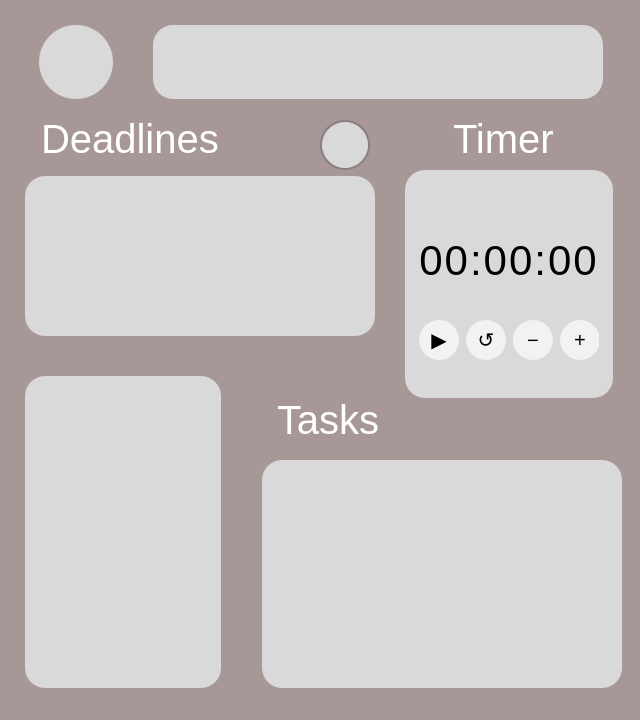
Above: grape/src/dashboard/dashboard.ui from rotat1ck/grape before the change. Below: the same form after it.
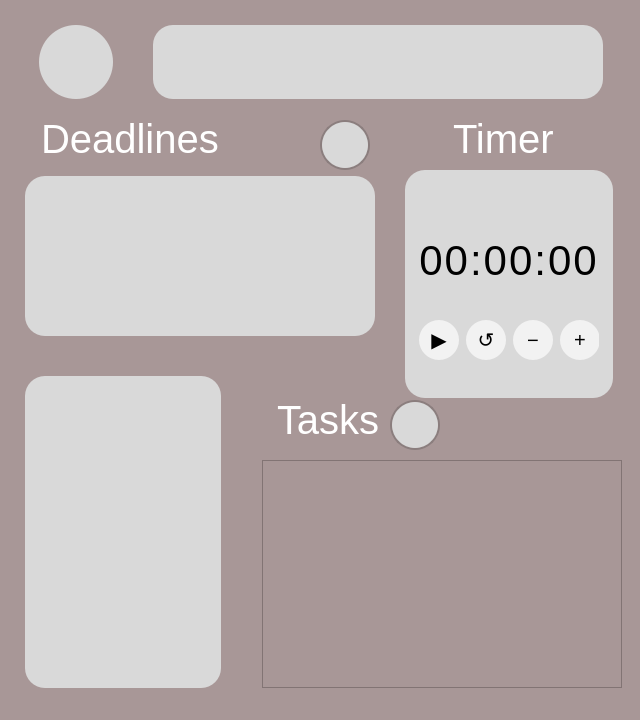
That is the form after the change. Icons and pictures are not drawn.

The edit to the form file:
```diff
--- a/grape/src/dashboard/dashboard.ui
+++ b/grape/src/dashboard/dashboard.ui
@@ -163,23 +163,6 @@
 </string>
       </property>
      </widget>
-     <widget class="QTextBrowser" name="NotesBox_2">
-      <property name="geometry">
-       <rect>
-        <x>262</x>
-        <y>460</y>
-        <width>360</width>
-        <height>228</height>
-       </rect>
-      </property>
-      <property name="styleSheet">
-       <string notr="true">
-
-background: #D9D9D9;
-border-radius: 20px;
-</string>
-      </property>
-     </widget>
      <widget class="QLabel" name="txtTimer">
       <property name="geometry">
        <rect>
@@ -472,6 +455,117 @@
        </property>
       </widget>
      </widget>
+     <widget class="QPushButton" name="addTaskButton">
+      <property name="geometry">
+       <rect>
+        <x>390</x>
+        <y>400</y>
+        <width>50</width>
+        <height>50</height>
+       </rect>
+      </property>
+      <property name="font">
+       <font>
+        <family>Comfortaa</family>
+        <pointsize>-1</pointsize>
+        <bold>true</bold>
+       </font>
+      </property>
+      <property name="styleSheet">
+       <string notr="true">QPushButton {
+    background-color: #D9D9D9;
+    border: 2px solid #8B7E7E;
+    border-radius: 25px;
+    font-family: 'Comfortaa';
+    font-size: 25px;
+    color: #8B2222;
+}
+QPushButton:hover {
+    background-color: #E5E5E5;
+    border-color: #FFFFFF;
+}
+QPushButton:pressed {
+    background-color: #C0C0C0;
+}
+QPushButton {
+    image: url(:/img/plus.svg);
+}
+</string>
+      </property>
+      <property name="text">
+       <string/>
+      </property>
+     </widget>
+     <widget class="QScrollArea" name="TaskBox">
+      <property name="geometry">
+       <rect>
+        <x>262</x>
+        <y>460</y>
+        <width>360</width>
+        <height>228</height>
+       </rect>
+      </property>
+      <property name="styleSheet">
+       <string notr="true">QScrollArea {
+    border: none;
+    background: #D9D9D9;
+}
+
+QScrollArea &gt; QWidget &gt; QWidget {
+    background: #D9D9D9;
+}
+
+QScrollBar:vertical {
+    border: none;
+    background: #D9D9D9;
+    width: 8px;
+    margin: 0px;
+}
+
+QScrollBar::handle:vertical {
+    background: #A0A0A0;  /* Цвет ползунка */
+    border-radius: 16px;
+    min-height: 20px;
+}
+
+QScrollBar::add-line:vertical, 
+QScrollBar::sub-line:vertical {
+    height: 0px;
+    background: none;
+}</string>
+      </property>
+      <property name="widgetResizable">
+       <bool>true</bool>
+      </property>
+      <widget class="QWidget" name="TaskBoxContents">
+       <property name="geometry">
+        <rect>
+         <x>0</x>
+         <y>0</y>
+         <width>360</width>
+         <height>228</height>
+        </rect>
+       </property>
+       <property name="styleSheet">
+        <string notr="true">QScrollArea { border: none; }
+
+QScrollBar:vertical {
+    border: none;
+    background: #D9D9D9;
+    width: 8px;
+    margin: 0px;
+}
+QScrollBar::handle:vertical {
+    background: #8B7E7E;
+    border-radius: 4px;
+    min-height: 20px;
+}
+QScrollBar::add-line:vertical, QScrollBar::sub-line:vertical {
+    height: 0px;
+}</string>
+       </property>
+      </widget>
+     </widget>
      <zorder>addDeadlineButton</zorder>
      <zorder>DeadlinesTimerBox</zorder>
      <zorder>AueWordsBox</zorder>
```
Left out of the diff: 3 changed lines with no effect on the pictures.
